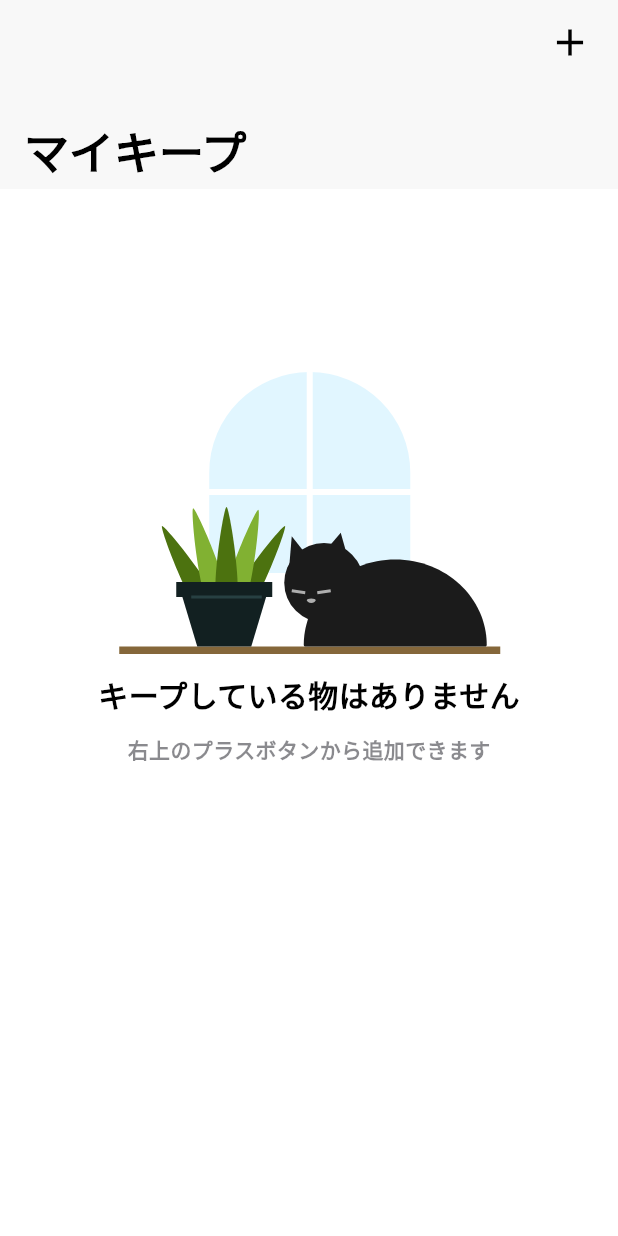
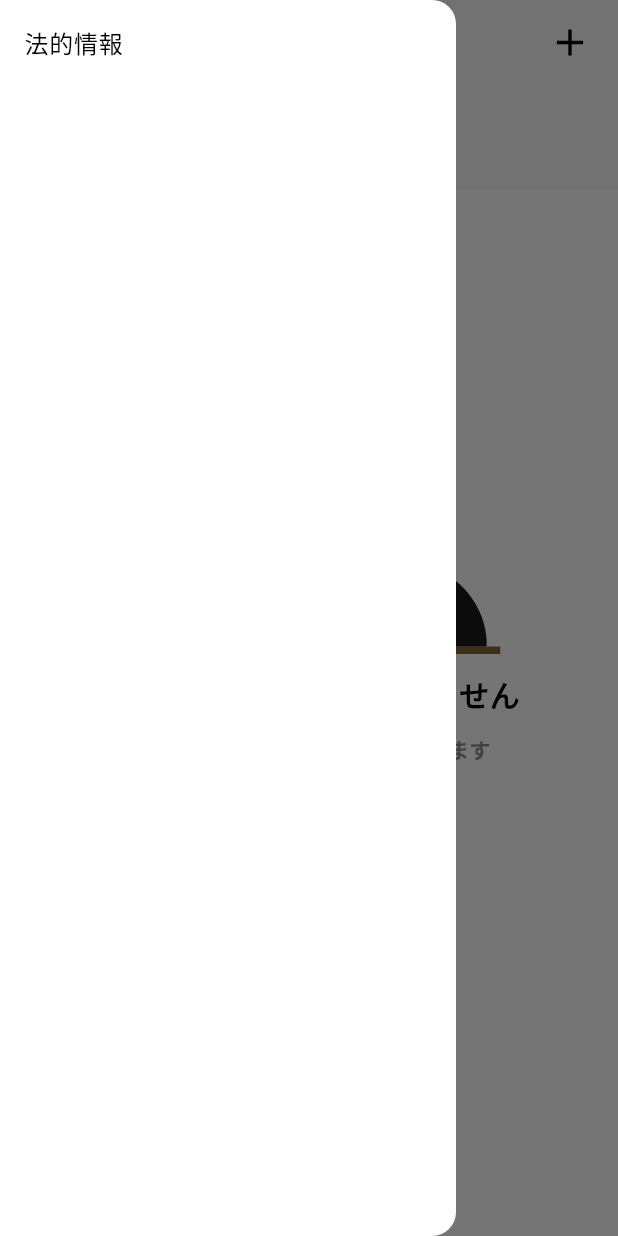
Before and after one commit to emusute1212/MyKeep, a Flutter app: the screen it shows after launch, with the side drawer open (before the commit the screen has no drawer), on a phone screen of 412 x 824 dp. Run offline on Flutter 3.47's test engine with Material 3 defaults, Android fonts, the phone set to English and light mode, and no system bars; our stand-ins replace cached_network_image, drift, flutter_hooks, flutter_svg, flutter_svg_provider, freezed_annotation and 2 more; missing offline and left inert: metadata_fetch, receive_sharing_intent; accounts and stored records are empty; generated files the repository leaves out were written again.

Commit message:
fix: Add license viewer

```diff
--- a/lib/app.dart
+++ b/lib/app.dart
@@ -3,6 +3,7 @@ import 'package:flutter_hooks/flutter_hooks.dart';
 import 'package:hooks_riverpod/hooks_riverpod.dart';
 import 'package:mykeep/ui/adding/adding_page.dart';
 import 'package:mykeep/ui/dialog/error_dialog.dart';
+import 'package:mykeep/ui/menu/menus.dart';
 import 'package:mykeep/ui/mystock/my_stock_empty.dart';
 import 'package:mykeep/ui/mystock/my_stock_page.dart';
 import 'package:mykeep/ui/mystock/my_stock_view_model.dart';
@@ -63,6 +64,8 @@ class App extends HookConsumerWidget {
               SliverAppBar(
                 backgroundColor: const Color(0xFFF8F8F8),
                 expandedHeight: 126,
+                stretch: true,
+                iconTheme: IconThemeData(color: Colors.black),
                 actions: [
                   Padding(
                     padding: const EdgeInsets.all(8),
@@ -72,7 +75,6 @@ class App extends HookConsumerWidget {
                         AddingPage.showAddingPage(context);
                       },
                       icon: const Icon(Icons.add_sharp),
-                      color: Colors.black,
                       iconSize: 30,
                     ),
                   ),
@@ -113,8 +115,32 @@ class App extends HookConsumerWidget {
                     ),
             ],
           ),
+          drawer: Drawer(
+            child: ListView(
+              children: Menus.values
+                  .map((e) => ListTile(
+                        title: Text(e.displayName),
+                        onTap: () {
+                          Navigator.pop(context);
+                          _showMenuContent(context, e);
+                        },
+                      ))
+                  .toList(),
+            ),
+          ),
         );
       }),
     );
   }
+
+  void _showMenuContent(BuildContext context, Menus menu) {
+    switch (menu) {
+      case Menus.legal:
+        showAboutDialog(
+          context: context,
+          applicationIcon: const Icon(Icons.info),
+          applicationName: 'My Keep',
+        );
+    }
+  }
 }
--- /dev/null
+++ b/lib/ui/menu/menus.dart
@@ -0,0 +1,7 @@
+enum Menus {
+  legal("法的情報");
+
+  final String displayName;
+
+  const Menus(this.displayName);
+}
```
